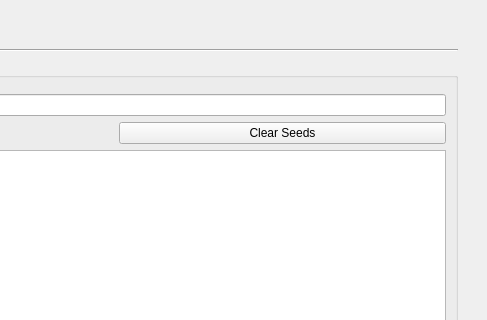
First picture: the form in populationanalysis.ui, repository TrinhLab/CASPERapp, before the edit; both pictures show x 600 to 1087 and y 0 to 320 of the 1087 by 749 pixel window.
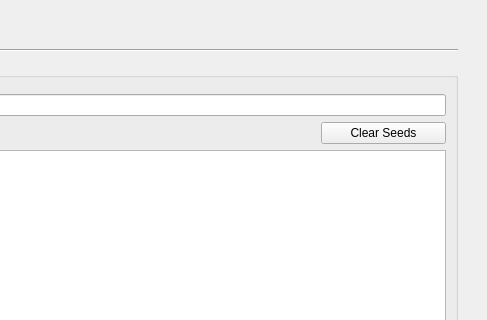
Second picture: the form after the edit.

Patch:
```diff
--- a/populationanalysis.ui
+++ b/populationanalysis.ui
@@ -564,17 +564,17 @@
          </property>
         </widget>
        </item>
-       <item row="4" column="3">
+       <item row="4" column="3" alignment="Qt::AlignRight">
         <widget class="QPushButton" name="clear_Button">
          <property name="sizePolicy">
-          <sizepolicy hsizetype="Preferred" vsizetype="Fixed">
+          <sizepolicy hsizetype="Minimum" vsizetype="Fixed">
            <horstretch>0</horstretch>
            <verstretch>0</verstretch>
           </sizepolicy>
          </property>
          <property name="minimumSize">
           <size>
-           <width>0</width>
+           <width>125</width>
            <height>0</height>
           </size>
          </property>
```
